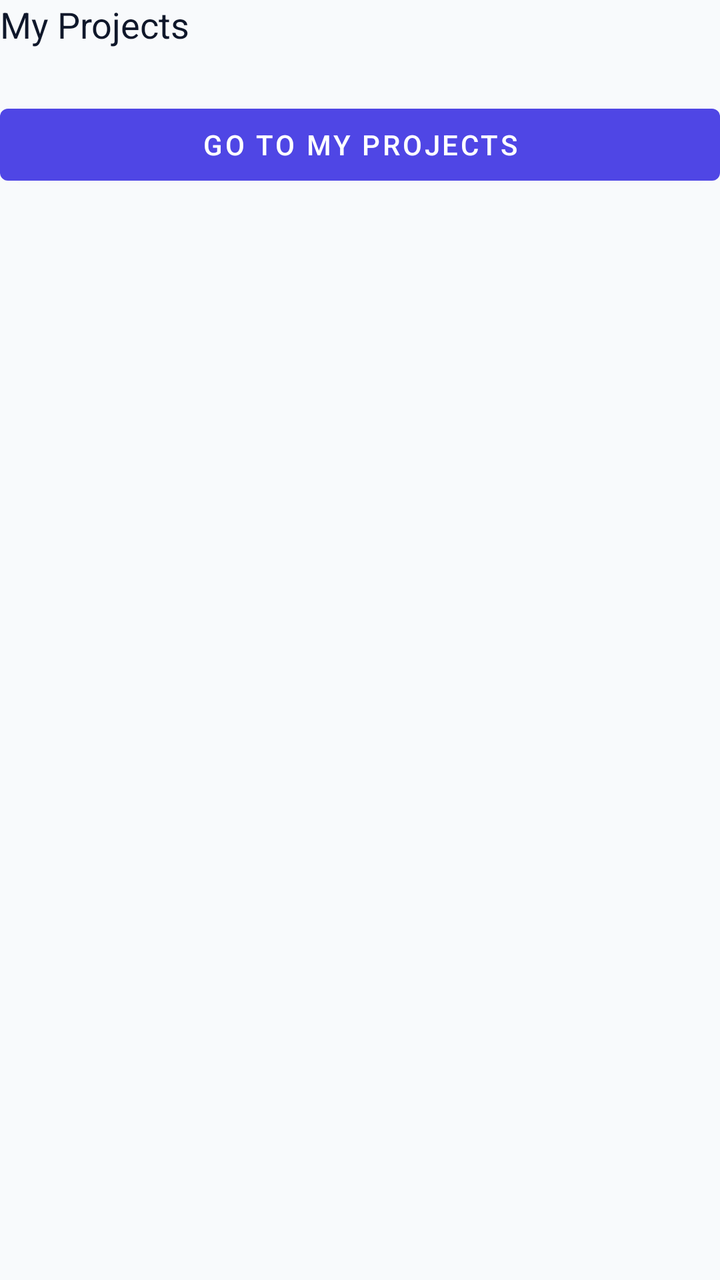
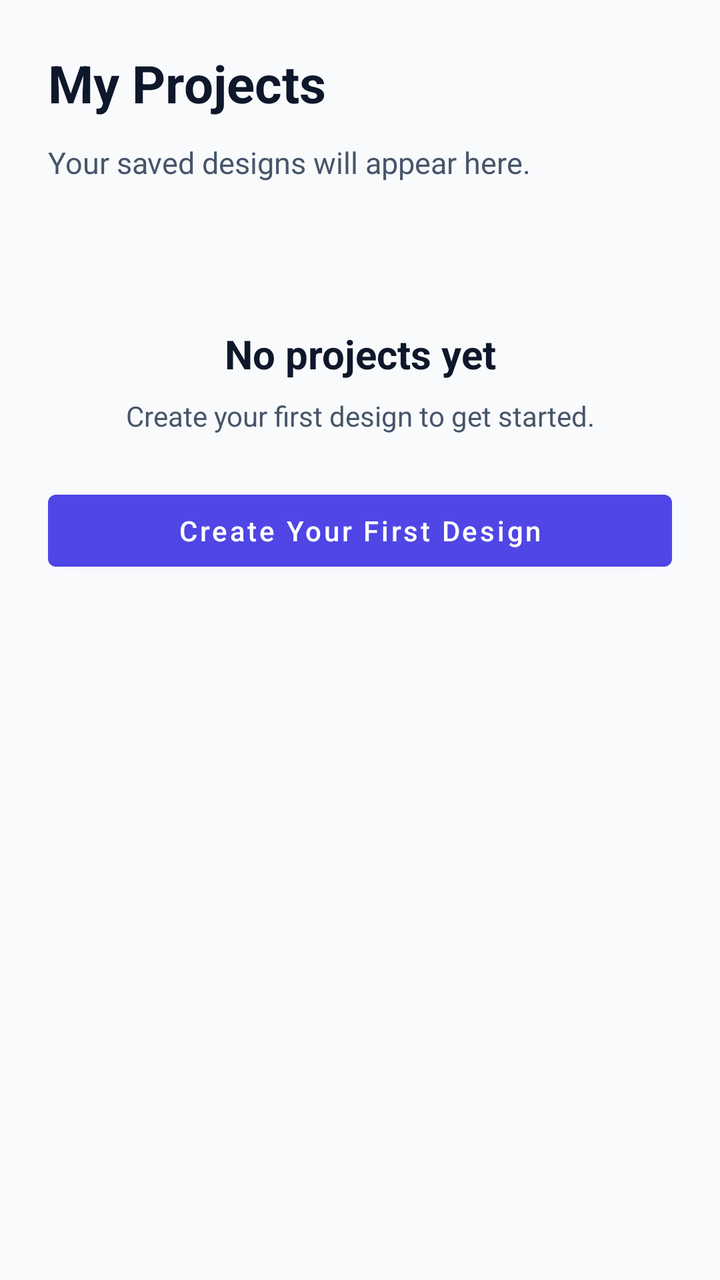

Before-and-after screenshots of an Android layout around one commit, followed by the original layout XML and the change that was made.
<!-- AndroidManifest.xml: application theme AppTheme -->
<!-- res/layout/activity_projects.xml -->
<?xml version="1.0" encoding="utf-8"?>
<LinearLayout xmlns:android="http://schemas.android.com/apk/res/android"
    android:layout_width="match_parent"
    android:layout_height="match_parent"
    android:orientation="vertical">

    <TextView
        android:id="@+id/btn_projects"
        android:layout_width="match_parent"
        android:layout_height="wrap_content"
        android:text="My Projects"
        android:textSize="18sp"
        android:textColor="@color/light_text" />

    <Button
        android:id="@+id/start_projects"
        android:layout_width="match_parent"
        android:layout_height="wrap_content"
        android:layout_marginTop="24dp"
        android:text="Go to My Projects" />
</LinearLayout>
<!-- resources referenced by this layout -->
<resources>
  <color name="light_text">#0F172A</color>
  <style name="AppTheme" parent="Theme.MaterialComponents.Light.NoActionBar">
          <item name="colorPrimary">@color/colorPrimary</item>
          <item name="colorPrimaryVariant">@color/colorPrimaryDark</item>
          <item name="colorSecondary">@color/colorAccent</item>
          <item name="android:colorPrimary">@color/colorPrimary</item>
          <item name="android:colorPrimaryDark">@color/colorPrimaryDark</item>
          <item name="android:colorAccent">@color/colorAccent</item>
          <item name="android:colorBackground">@color/light_background</item>
          <item name="android:windowBackground">@color/light_background</item>
          <item name="android:statusBarColor">@color/colorPrimaryDark</item>
          <item name="android:navigationBarColor">@color/light_background</item>
          <item name="android:windowLightNavigationBar">true</item>
          <item name="android:textColorPrimary">@color/light_text</item>
          <item name="android:textColorSecondary">@color/light_text_secondary</item>
      </style>
  <color name="colorPrimary">#4F46E5</color>
  <color name="colorPrimaryDark">#312E81</color>
  <color name="colorAccent">#06B6D4</color>
  <color name="light_background">#F8FAFC</color>
  <color name="light_text_secondary">#475569</color>
</resources>

<!-- the commit's change to res/layout/activity_projects.xml (unified diff, before → after) -->
@@ -1,21 +1,58 @@
 <?xml version="1.0" encoding="utf-8"?>
-<LinearLayout xmlns:android="http://schemas.android.com/apk/res/android"
+<ScrollView xmlns:android="http://schemas.android.com/apk/res/android"
     android:layout_width="match_parent"
     android:layout_height="match_parent"
-    android:orientation="vertical">
+    android:fillViewport="true"
+    android:background="@color/light_background">
 
-    <TextView
-        android:id="@+id/btn_projects"
+    <LinearLayout
         android:layout_width="match_parent"
-        android:layout_height="wrap_content"
-        android:text="My Projects"
-        android:textSize="18sp"
-        android:textColor="@color/light_text" />
+        android:layout_height="match_parent"
+        android:gravity="center_horizontal"
+        android:orientation="vertical"
+        android:padding="24dp">
 
-    <Button
-        android:id="@+id/start_projects"
-        android:layout_width="match_parent"
-        android:layout_height="wrap_content"
-        android:layout_marginTop="24dp"
-        android:text="Go to My Projects" />
-</LinearLayout>
+        <TextView
+            android:layout_width="match_parent"
+            android:layout_height="wrap_content"
+            android:text="My Projects"
+            android:textColor="@color/light_text"
+            android:textSize="26sp"
+            android:textStyle="bold" />
+
+        <TextView
+            android:layout_width="match_parent"
+            android:layout_height="wrap_content"
+            android:layout_marginTop="12dp"
+            android:text="Your saved designs will appear here."
+            android:textColor="@color/light_text_secondary"
+            android:textSize="15sp" />
+
+        <TextView
+            android:layout_width="match_parent"
+            android:layout_height="wrap_content"
+            android:layout_marginTop="72dp"
+            android:gravity="center"
+            android:text="No projects yet"
+            android:textColor="@color/light_text"
+            android:textSize="20sp"
+            android:textStyle="bold" />
+
+        <TextView
+            android:layout_width="match_parent"
+            android:layout_height="wrap_content"
+            android:layout_marginTop="8dp"
+            android:gravity="center"
+            android:text="Create your first design to get started."
+            android:textColor="@color/light_text_secondary"
+            android:textSize="14sp" />
+
+        <Button
+            android:id="@+id/start_projects"
+            android:layout_width="match_parent"
+            android:layout_height="wrap_content"
+            android:layout_marginTop="24dp"
+            android:text="Create Your First Design"
+            android:textAllCaps="false" />
+    </LinearLayout>
+</ScrollView>
